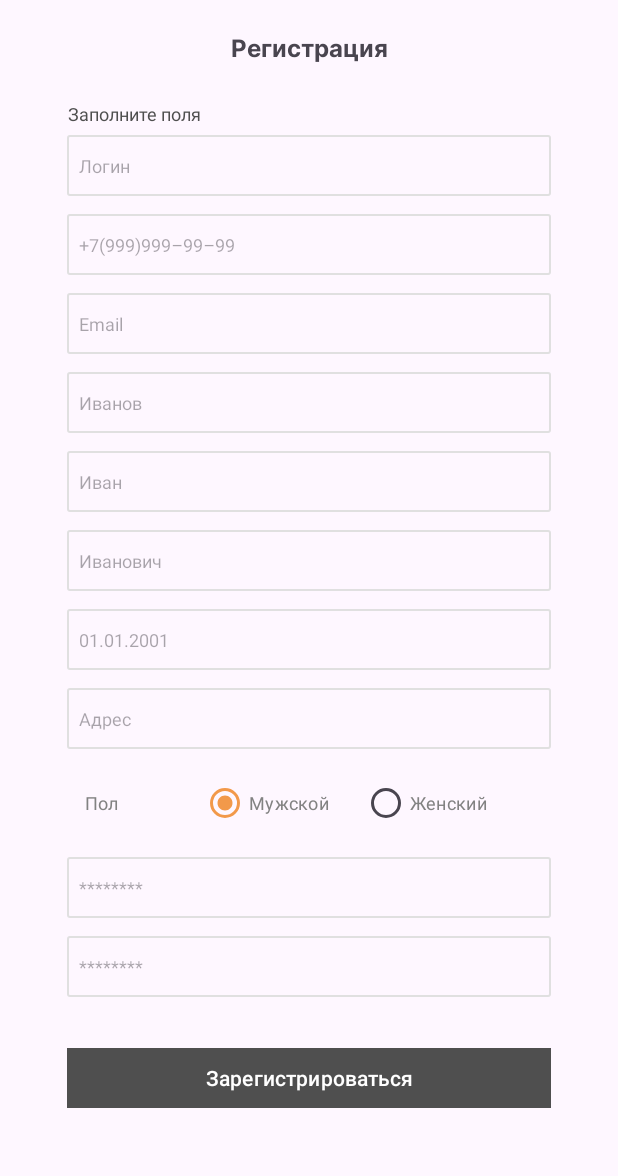
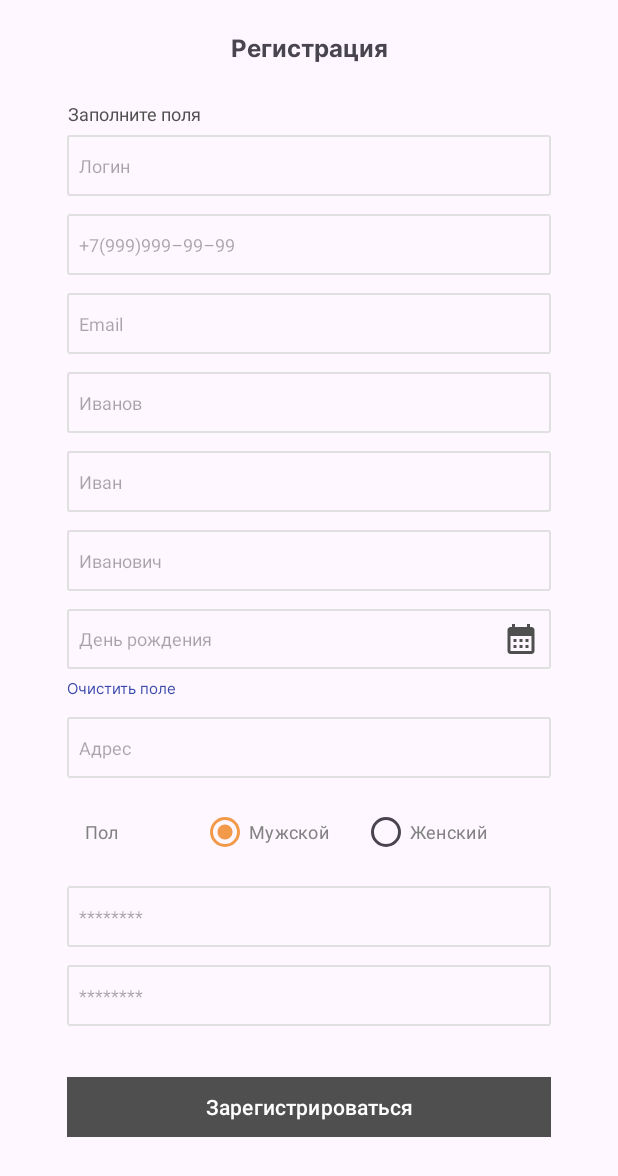
Before and after one commit to Aslan4242/android-platform, an Android app: the RegistrationFragment screen opened through its navigation route, on a phone screen of 412 x 824 dp. Shown: the top 1176 px of the screen. Run offline under Robolectric (Android 15) with nearby library versions, the phone set to English and light mode, and no system bars; our stand-ins replace navigation-ui; 14 statements that could not run were skipped.

Commit message:
поправил ввод даты рождения

```diff
--- a/app/src/main/java/com/example/androidplatform/ui/personal_account/PersonalAccountFragment.kt
+++ b/app/src/main/java/com/example/androidplatform/ui/personal_account/PersonalAccountFragment.kt
@@ -79,7 +79,7 @@ class PersonalAccountFragment : Fragment() {
     }
 
     private fun convertDateTime(input: String): String {
-        val inputFormatter = DateTimeFormatter.ofPattern("yyyy-MM-dd'T'HH:mm:ss.SSS")
+        val inputFormatter = DateTimeFormatter.ofPattern("yyyy-MM-dd'T'HH:mm:ss")
         val dateTime = LocalDateTime.parse(input, inputFormatter)
         val outputFormatter = DateTimeFormatter.ofPattern("dd.MM.yyyy")
         return dateTime.format(outputFormatter)
--- /dev/null
+++ b/app/src/main/res/drawable/calendar_month_24.xml
@@ -0,0 +1,5 @@
+<vector android:height="24dp" android:tint="@color/gray_2"
+    android:viewportHeight="24" android:viewportWidth="24"
+    android:width="24dp" xmlns:android="http://schemas.android.com/apk/res/android">
+    <path android:fillColor="@android:color/white" android:pathData="M19,4h-1V2h-2v2H8V2H6v2H5C3.89,4 3.01,4.9 3.01,6L3,20c0,1.1 0.89,2 2,2h14c1.1,0 2,-0.9 2,-2V6C21,4.9 20.1,4 19,4zM19,20H5V10h14V20zM9,14H7v-2h2V14zM13,14h-2v-2h2V14zM17,14h-2v-2h2V14zM9,18H7v-2h2V18zM13,18h-2v-2h2V18zM17,18h-2v-2h2V18z"/>
+</vector>
--- a/app/src/main/res/layout/fragment_registstration.xml
+++ b/app/src/main/res/layout/fragment_registstration.xml
@@ -162,14 +162,31 @@
                 android:layout_marginTop="@dimen/_12dp"
                 android:layout_weight="1"
                 android:background="@drawable/edit_text_frame"
-                android:hint="@string/birthdate_pattern"
+                android:hint="@string/birthdate_hint"
                 android:maxLines="1"
-                android:paddingVertical="@dimen/_12dp"
                 android:textSize="@dimen/text_size_12"
+                android:inputType="date"
+                android:focusable="false"
+                android:clickable="true"
+                android:drawableEnd="@drawable/calendar_month_24"
+                app:layout_constraintBottom_toTopOf="@+id/clear_birthdate_tv"
+                app:layout_constraintEnd_toStartOf="@+id/right_guideline"
+                app:layout_constraintStart_toEndOf="@+id/left_guideline"
+                app:layout_constraintTop_toBottomOf="@+id/patronymic_et" />
+
+            <TextView
+                android:id="@+id/clear_birthdate_tv"
+                android:layout_width="@dimen/_0dp"
+                android:layout_height="wrap_content"
+                android:layout_marginTop="5dp"
+                android:fontFamily="@font/inter_regular"
+                android:text="@string/clear_field"
+                android:textColor="@color/blue"
+                android:textSize="@dimen/text_size_10"
                 app:layout_constraintBottom_toTopOf="@+id/address_et"
                 app:layout_constraintEnd_toStartOf="@+id/right_guideline"
                 app:layout_constraintStart_toEndOf="@+id/left_guideline"
-                app:layout_constraintTop_toBottomOf="@+id/patronymic_et" />
+                app:layout_constraintTop_toBottomOf="@+id/birthdate_et" />
 
             <EditText
                 android:id="@+id/address_et"
@@ -185,7 +202,7 @@
                 app:layout_constraintBottom_toTopOf="@+id/gender_ll"
                 app:layout_constraintEnd_toStartOf="@+id/right_guideline"
                 app:layout_constraintStart_toEndOf="@+id/left_guideline"
-                app:layout_constraintTop_toBottomOf="@+id/birthdate_et" />
+                app:layout_constraintTop_toBottomOf="@+id/clear_birthdate_tv" />
 
             <LinearLayout
                 android:id="@+id/gender_ll"
--- a/app/src/main/res/values/colors.xml
+++ b/app/src/main/res/values/colors.xml
@@ -1,6 +1,7 @@
 <?xml version="1.0" encoding="utf-8"?>
 <resources>
     <color name="black">#FF000000</color>
+    <color name="blue">#3949AB</color>
     <color name="white">#FFFFFFFF</color>
     <color name="gray_2">#4F4F4F</color>
     <color name="gray_3">#828282</color>
--- a/app/src/main/res/values/strings.xml
+++ b/app/src/main/res/values/strings.xml
@@ -10,7 +10,7 @@
     <string name="name_pattern">Иван</string>
     <string name="patronymic_pattern">Иванович</string>
     <string name="full_name_pattern">Иванов Иван Иванович</string>
-    <string name="birthdate_pattern">01.01.2001</string>
+    <string name="birthdate_hint">День рождения</string>
     <string name="password_masked">********</string>
     <string name="hint_password">Введите пароль</string>
     <string name="hint_input_sms_code">Введите код из СМС</string>
@@ -51,4 +51,5 @@
     <string name="invalid_credentials">Некорректные учетные данные</string>
     <string name="successful_registration">Вы успешно зарегистрированы!</string>
     <string name="passwords_missmatch">Пароли не сопадают</string>
+    <string name="clear_field">Очистить поле</string>
 </resources>
--- /dev/null
+++ b/app/src/main/res/values/styles.xml
@@ -0,0 +1,7 @@
+<?xml version="1.0" encoding="utf-8"?>
+<resources>
+    <style name="DatePickerDialogTheme" parent="Theme.AppCompat.Light.Dialog">
+        <item name="colorAccent">@color/orange</item>
+        <item name="colorOnPrimary">@color/orange</item>
+    </style>
+</resources>
```
Also changed, not shown: app/src/main/java/com/example/androidplatform/presentation/registration/RegistrationViewModel.kt (+8 -2 lines), app/src/main/java/com/example/androidplatform/ui/registration/RegistrationFragment.kt (+27 -0 lines).
